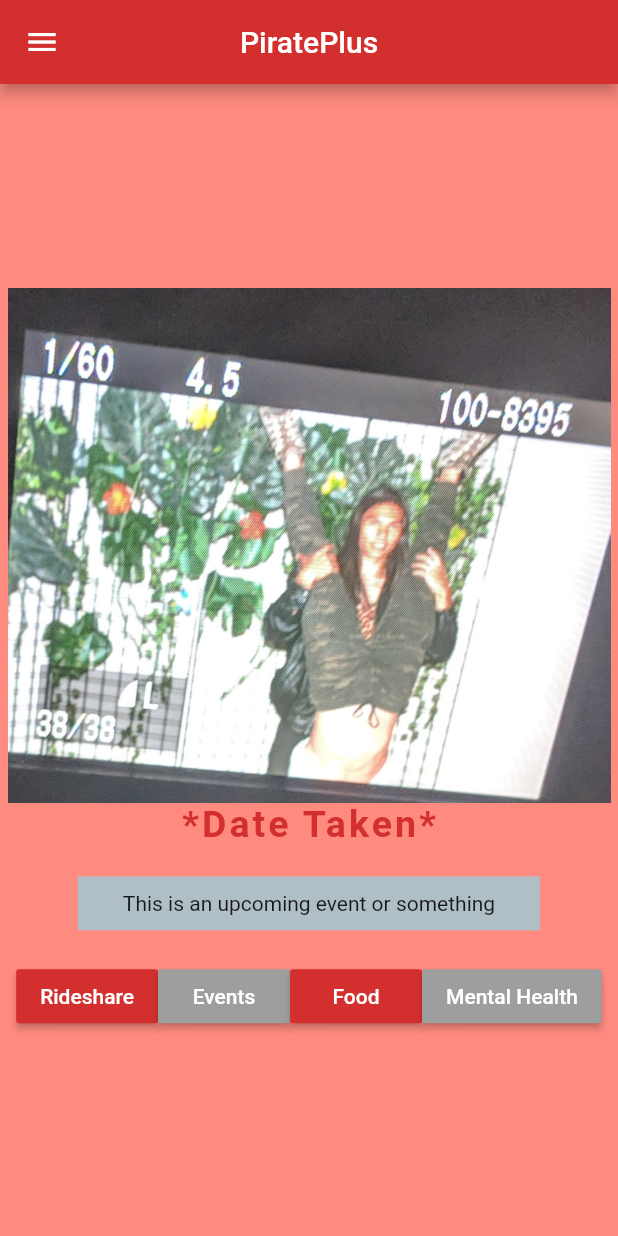
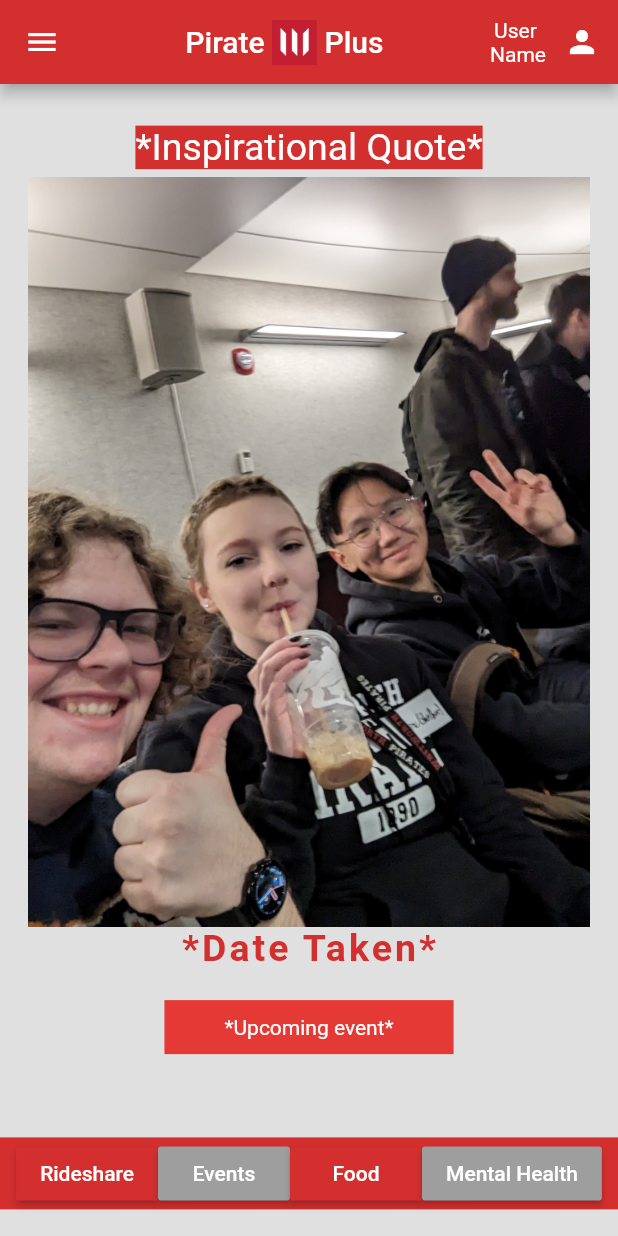
Before and after one commit to Caleb-Flegel/PiratePlusApp, a Flutter app: the screen it shows after launch, on a phone screen of 412 x 824 dp. Run offline on Flutter 3.47's test engine with Material 2 defaults, Android fonts, the phone set to English and light mode, and no system bars; Roboto replaces fonts that are missing (Questrial); project files that could hold a hidden picture were left out.

Commit message:
Home page draft cleaned up & imporved

```diff
--- a/lib/main.dart
+++ b/lib/main.dart
@@ -11,6 +11,7 @@ class basic extends StatelessWidget {
   Widget build(BuildContext context) {
     return Scaffold(
       appBar: AppBar(
+
         leading: IconButton(
           onPressed: () {
             print('You opened the side menu!');
@@ -19,20 +20,69 @@ class basic extends StatelessWidget {
             Icons.menu,
           ),
         ),
-        title: Text("PiratePlus"),
+
+        title: Row(
+          mainAxisAlignment: MainAxisAlignment.center,
+          children: [
+            Text("Pirate "),
+            Image.asset(
+              "images/WhitworthUniversity-logo.png",
+              height: 30,
+            ),
+            Text(" Plus"),
+          ],
+        ),
         centerTitle: true,
         backgroundColor: Colors.red[700],
+
+        actions: [
+          Column(
+            mainAxisAlignment: MainAxisAlignment.center,
+            children: [
+              Text(
+                  "User"
               ),
+              Text(
+                  " Name"
+              ),
+            ]
+          ),
+          IconButton(
+              onPressed: () {print("Go edit user settings");},
+              icon: Icon(
+                  Icons.person,
+              ),
+          ),
+        ],
+      ),
+
       body: Container(
-        padding: EdgeInsets.symmetric(vertical: 5.0, horizontal: 5.0),
-        color: Colors.redAccent[100],
+        padding: EdgeInsets.fromLTRB(0, 5, 0, 0),
+        color: Colors.grey[300],
         child: Column (
-              mainAxisAlignment: MainAxisAlignment.center,
+              mainAxisAlignment: MainAxisAlignment.spaceAround,
               children: [
                 Column(
                   children: [
 
-                    Image.asset('images/IMG_20181006_204914.jpg'),
+                    Container(
+                      color: Colors.red[700],
+                      margin: EdgeInsets.symmetric(vertical: 5, horizontal: 5),
+                      child: Text(
+                          '*Inspirational Quote*',
+                          style: TextStyle(
+                            fontFamily: 'Questrial',
+                            fontSize: 25,
+                            fontWeight: FontWeight.normal,
+                            color: Colors.white,
+                          ),
+                      ),
+                    ),
+
+                    Image.asset(
+                      'images/ExampleSelfie.jpg',
+                      height: 500,
+                    ),
 
                     Row(
                         mainAxisAlignment: MainAxisAlignment.spaceEvenly,
@@ -49,15 +99,27 @@ class basic extends StatelessWidget {
                           ),
                         ]
                     ),
-                    Container(
+                    FractionallySizedBox(
+                      widthFactor: 1,
+                      child: Center(
+                        child: Container(
                           margin: EdgeInsets.symmetric(vertical: 20),
-                      padding: EdgeInsets.symmetric(horizontal: 30, vertical: 10),
-                      color: Colors.blueGrey[200],
-                      child: Text('This is an upcoming event or something'),
+                          padding: EdgeInsets.symmetric(horizontal: 40, vertical: 10),
+                          color: Colors.red[600],
+                          child: Text(
+                            '*Upcoming event*',
+                            style: TextStyle(
+                              color: Colors.white,
+                            ),
+                          ),
+                        ),
+                      ),
                     ),
                   ],
                 ),
-                Row(
+                Container(
+                  color: Colors.red[700],
+                  child: Row(
                       mainAxisAlignment: MainAxisAlignment.center,
                       children: [
                         MaterialButton(
@@ -110,6 +172,7 @@ class basic extends StatelessWidget {
                         ),
                       ]
                   ),
+                ),
               ]
           ),
       ),
```
Also changed, not shown: images/ExampleSelfie.jpg (added), images/WhitworthUniversity-logo.png (added). Lines whose indentation alone changed are shown as unchanged.
